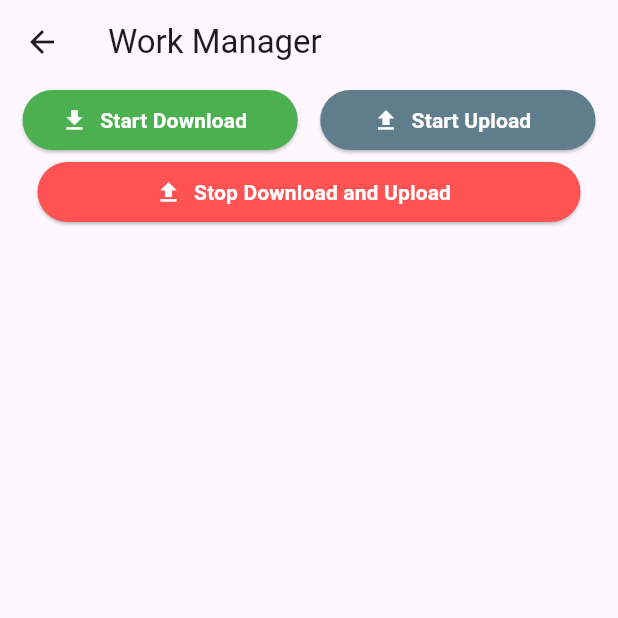
After one commit to shu-aieb/flutter_basic_1, a Flutter app: the WorkManagerPage screen opened by its route, on a phone screen of 412 x 824 dp, the top half of it. The commit adds this screen. Run offline on Flutter 3.47's test engine with Material 3 defaults, Android fonts, the phone set to English and light mode, and no system bars; our stand-ins replace cloud_firestore, file_picker, firebase_auth, firebase_core, firebase_database, firebase_messaging and 8 more; missing offline and left inert: firebase_app_installations, flutter_background_service, workmanager; accounts and stored records are empty.

Commit message:
Added Background Tasks and Work Manager.

```diff
--- a/lib/home/home.dart
+++ b/lib/home/home.dart
@@ -197,7 +197,7 @@ class HomePage extends StatelessWidget {
       title: 'Device Features',
       topics: [
         Topic(
-          title: 'Camera',
+          title: 'Camera & Choose from Gallery',
           subTitle: 'Page',
           pageRoute: PageAddress.CAMERA_PAGE,
         ),
@@ -205,6 +205,21 @@ class HomePage extends StatelessWidget {
           title: 'File Upload',
           subTitle: 'Page',
           pageRoute: PageAddress.FILE_UPLOAD,
+        ),
+      ],
+    ),
+    Section(
+      title: 'Background Tasks',
+      topics: [
+        Topic(
+          title: 'Background Service',
+          subTitle: 'Page',
+          pageRoute: PageAddress.BACKGROUND_SERVICE,
+        ),
+        Topic(
+          title: 'WorkManager',
+          subTitle: 'Page',
+          pageRoute: PageAddress.WORK_MANAGER,
         ),
       ],
     ),
--- /dev/null
+++ b/lib/pages/background_tasks/work_manager_page.dart
@@ -0,0 +1,107 @@
+import 'package:flutter/material.dart';
+import 'package:workmanager/workmanager.dart';
+
+class WorkManagerPage extends StatelessWidget {
+  const WorkManagerPage({super.key});
+
+  static final DOWNLOADTASK = 'download_task';
+  static final UPLOADTASK = 'upload_task';
+
+  static final WM_NORMAL_WORK_ID = '23334343999';
+  static final WM_REPEATING_WORK_ID = '23334343993';
+
+  @override
+  Widget build(BuildContext context) {
+    return Scaffold(
+      appBar: AppBar(title: Text('Work Manager')),
+      body: Center(
+        child: Padding(
+          padding: const EdgeInsets.symmetric(horizontal: 15.0),
+          child: Column(
+            children: [
+              Row(
+                children: [
+                  Expanded(
+                    child: ElevatedButton.icon(
+                      style: ElevatedButton.styleFrom(
+                        backgroundColor: Colors.green,
+                        foregroundColor: Colors.white,
+                      ),
+                      onPressed: () {
+                        Workmanager().registerOneOffTask(
+                          WM_NORMAL_WORK_ID,
+                          DOWNLOADTASK,
+                          initialDelay: Duration(seconds: 5),
+                          inputData: {'url': 'https://iram.org'},
+                        );
+                      },
+                      label: Text(
+                        'Start Download',
+                        style: TextStyle(
+                          fontWeight: FontWeight.bold,
+                          color: Colors.white,
+                        ),
+                      ),
+                      icon: Icon(Icons.download),
+                    ),
+                  ),
+                  SizedBox(width: 15),
+                  Expanded(
+                    child: ElevatedButton.icon(
+                      style: ElevatedButton.styleFrom(
+                        backgroundColor: Colors.blueGrey,
+                        foregroundColor: Colors.white,
+                      ),
+                      onPressed: () {
+                        Workmanager().registerPeriodicTask(
+                          WM_REPEATING_WORK_ID,
+                          UPLOADTASK,
+                          frequency: Duration(minutes: 1),
+                          constraints: Constraints(
+                            networkType: NetworkType.notRequired,
+                            requiresCharging: false,
+                            requiresBatteryNotLow: false,
+                          ),
+                        );
+                      },
+                      label: Text(
+                        'Start Upload',
+                        style: TextStyle(
+                          fontWeight: FontWeight.bold,
+                          color: Colors.white,
+                        ),
+                      ),
+                      icon: Icon(Icons.upload),
+                    ),
+                  ),
+                ],
+              ),
+              Container(
+                width: double.infinity,
+                margin: const EdgeInsets.symmetric(horizontal: 10),
+                child: ElevatedButton.icon(
+                  style: ElevatedButton.styleFrom(
+                    backgroundColor: Colors.redAccent,
+                    foregroundColor: Colors.white,
+                  ),
+                  onPressed: () {
+                    Workmanager().cancelByUniqueName(WM_NORMAL_WORK_ID);
+                    Workmanager().cancelByUniqueName(WM_REPEATING_WORK_ID);
+                  },
+                  label: Text(
+                    'Stop Download and Upload',
+                    style: TextStyle(
+                      fontWeight: FontWeight.bold,
+                      color: Colors.white,
+                    ),
+                  ),
+                  icon: Icon(Icons.upload),
+                ),
+              ),
+            ],
+          ),
+        ),
+      ),
+    );
+  }
+}
--- a/lib/routes/page_address.dart
+++ b/lib/routes/page_address.dart
@@ -34,4 +34,6 @@ class PageAddress {
   static const String CAMERA_PAGE = '/camera';
   static const String GALLERY = '/gallery';
   static const String FILE_UPLOAD = '/file_upload';
+  static const String BACKGROUND_SERVICE = '/background_service';
+  static const String WORK_MANAGER = '/work_manager';
 }
--- a/lib/routes/page_routes.dart
+++ b/lib/routes/page_routes.dart
@@ -8,6 +8,8 @@ import 'package:flutter_basics_1/home/home.dart';
 import 'package:flutter_basics_1/navigation/bottom_navigation.dart';
 import 'package:flutter_basics_1/pages/animations/explicit_animation_page.dart';
 import 'package:flutter_basics_1/pages/animations/implicit_animations_page.dart';
+import 'package:flutter_basics_1/pages/background_tasks/background_service_page.dart';
+import 'package:flutter_basics_1/pages/background_tasks/work_manager_page.dart';
 import 'package:flutter_basics_1/pages/basic_widget2.dart';
 import 'package:flutter_basics_1/pages/basic_widget_1.dart';
 import 'package:flutter_basics_1/pages/basic_widget_3.dart';
@@ -68,5 +70,7 @@ class PageRoutes {
 
     PageAddress.CAMERA_PAGE: (context) => CameraPage(),
     PageAddress.FILE_UPLOAD: (context) => FileUploadPage(),
+    PageAddress.BACKGROUND_SERVICE: (context) => BackgroundServicePage(),
+    PageAddress.WORK_MANAGER: (context) => WorkManagerPage(),
   };
 }
--- a/pubspec.yaml
+++ b/pubspec.yaml
@@ -52,6 +52,9 @@ dependencies:
   google_sign_in: ^7.2.0
   file_picker: ^10.3.10
   path_provider: ^2.1.5
+  flutter_background_service: ^5.1.0
+  flutter_local_notifications: ^21.0.0
+  workmanager: ^0.9.0+3
 
 dev_dependencies:
   flutter_test:
```
Also changed, not shown: lib/main.dart (+64 -0 lines), lib/pages/background_tasks/background_service_page.dart (added, +23 -0 lines), lib/pages/background_tasks/notification_helper.dart (added, +32 -0 lines), pubspec.lock, 4 other files.
